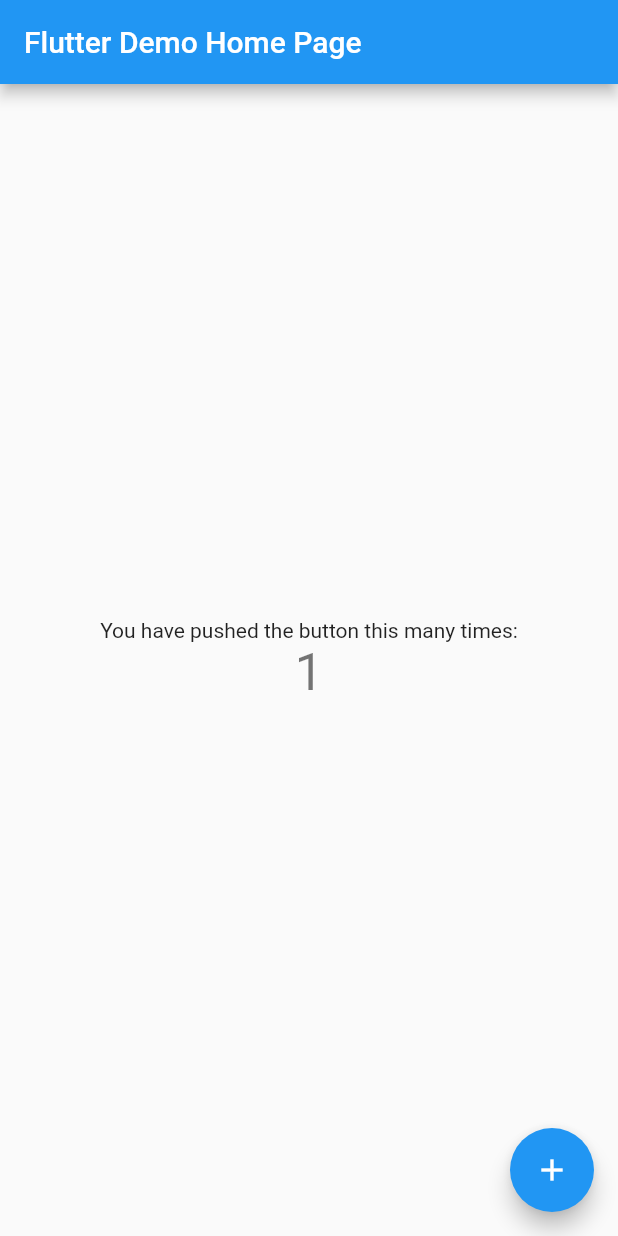
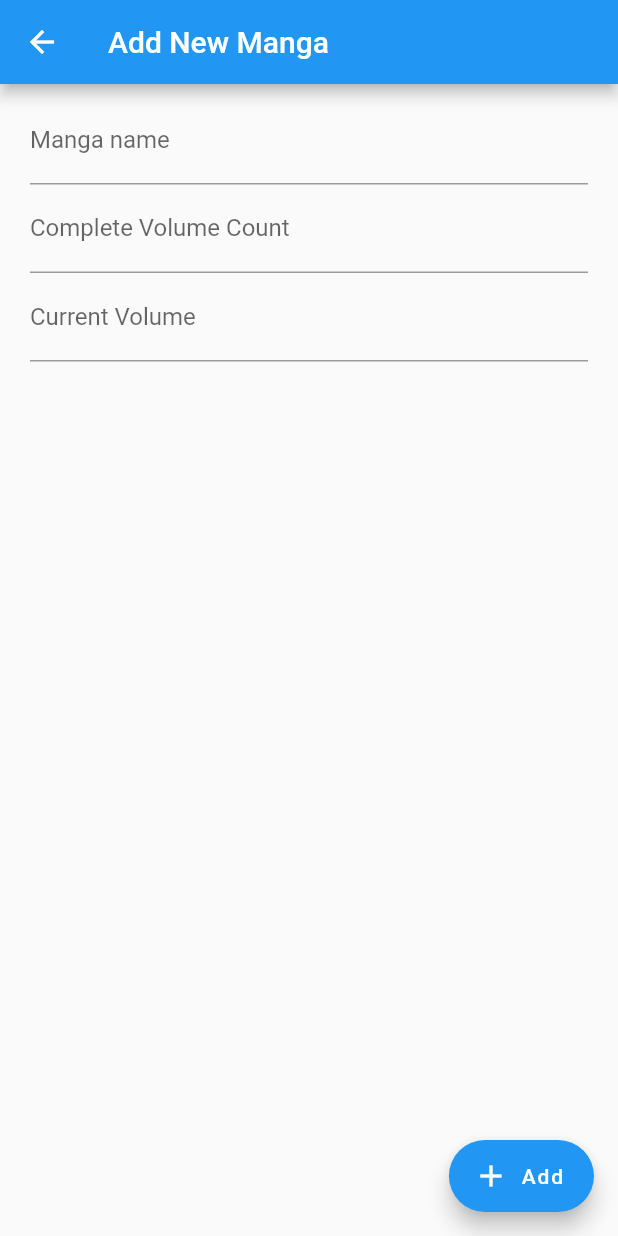
Before and after one commit to kbitGit/manga_volume_tracker, a Flutter app: the screen it shows after launch, after a tap on the "add" icon, on a phone screen of 412 x 824 dp. Run offline on Flutter 3.47's test engine with Material 2 defaults, Android fonts, the phone set to English and light mode, and no system bars; our stand-ins replace moor, moor_ffi; generated files the repository leaves out were written again.

Commit message:
Added new MainPage, that displays all the Mangas as list. Added AddManga Page.

```diff
--- a/lib/main.dart
+++ b/lib/main.dart
@@ -1,4 +1,5 @@
 import 'package:flutter/material.dart';
+import 'package:manga_volume_tracker/src/pages/main_page.dart';
 
 void main() => runApp(MyApp());
 
@@ -10,53 +11,7 @@
       theme: ThemeData(
         primarySwatch: Colors.blue,
       ),
-      home: MyHomePage(title: 'Flutter Demo Home Page'),
+      home: MainPage(),
     );
   }
 }
-
-class MyHomePage extends StatefulWidget {
-  MyHomePage({Key key, this.title}) : super(key: key);
-  final String title;
-
-  @override
-  _MyHomePageState createState() => _MyHomePageState();
-}
-
-class _MyHomePageState extends State<MyHomePage> {
-  int _counter = 0;
-
-  void _incrementCounter() {
-    setState(() {
-      _counter++;
-    });
-  }
-
-  @override
-  Widget build(BuildContext context) {
-    return Scaffold(
-      appBar: AppBar(
-        title: Text(widget.title),
-      ),
-      body: Center(
-        child: Column(
-          mainAxisAlignment: MainAxisAlignment.center,
-          children: <Widget>[
-            Text(
-              'You have pushed the button this many times:',
-            ),
-            Text(
-              '$_counter',
-              style: Theme.of(context).textTheme.display1,
-            ),
-          ],
-        ),
-      ),
-      floatingActionButton: FloatingActionButton(
-        onPressed: _incrementCounter,
-        tooltip: 'Increment',
-        child: Icon(Icons.add),
-      ),
-    );
-  }
-}
--- /dev/null
+++ b/lib/src/pages/add_manga_page.dart
@@ -0,0 +1,115 @@
+import 'package:flutter/material.dart';
+import 'package:flutter/services.dart';
+import 'package:manga_volume_tracker/src/model/manga.dart';
+import 'package:moor/moor.dart' as moor;
+
+class AddMangaPage extends StatefulWidget {
+  final Database db;
+
+  AddMangaPage(this.db, {Key key}) : super(key: key);
+
+  @override
+  _AddMangaPageState createState() => _AddMangaPageState();
+}
+
+class _AddMangaPageState extends State<AddMangaPage> {
+  final GlobalKey<FormState> _formKey = GlobalKey();
+  final TextEditingController nameController = TextEditingController();
+
+  final TextEditingController currentVolumeController = TextEditingController();
+
+  final TextEditingController completedVolumeCountController =
+      TextEditingController();
+  String _validateName(String value) {
+    if (value.isEmpty) return 'A Manga name is required';
+    return null;
+  }
+
+  String _validateCurrentVolume(String value) {
+    if (value.isEmpty) return 'The current volume is required';
+    var current = int.parse(value);
+    var completeCount = int.parse(completedVolumeCountController.text ?? "0");
+    if (current > completeCount)
+      return "The current volume cannot be bigger than the complete count";
+    return null;
+  }
+
+  String _validateCompletedVolumeCount(String value) {
+    if (value.isEmpty) return 'The complete volume count is required';
+    var current = int.parse(currentVolumeController.text ?? "0");
+    var completeCount = int.parse(value);
+    if (current > completeCount)
+      return "The complete volume count cannot be smaller than the current count";
+    return null;
+  }
+
+  @override
+  Widget build(BuildContext context) {
+    return Scaffold(
+      appBar: AppBar(
+        title: Text("Add New Manga"),
+      ),
+      body: Padding(
+        padding: const EdgeInsets.symmetric(vertical: 8.0, horizontal: 20),
+        child: SingleChildScrollView(
+          child: Form(
+            key: _formKey,
+            child: Column(
+              crossAxisAlignment: CrossAxisAlignment.start,
+              children: <Widget>[
+                TextFormField(
+                  controller: nameController,
+                  maxLines: 1,
+                  validator: _validateName,
+                  decoration: InputDecoration(labelText: "Manga name"),
+                  textInputAction: TextInputAction.next,
+                  onFieldSubmitted: (_) => FocusScope.of(context).nextFocus(),
+                ),
+                TextFormField(
+                  controller: completedVolumeCountController,
+                  maxLines: 1,
+                  validator: _validateCompletedVolumeCount,
+                  decoration:
+                      InputDecoration(labelText: "Complete Volume Count"),
+                  keyboardType: TextInputType.number,
+                  inputFormatters: <TextInputFormatter>[
+                    WhitelistingTextInputFormatter.digitsOnly
+                  ],
+                ),
+                TextFormField(
+                  controller: currentVolumeController,
+                  maxLines: 1,
+                  decoration: InputDecoration(labelText: "Current Volume"),
+                  keyboardType: TextInputType.number,
+                  validator: _validateCurrentVolume,
+                  inputFormatters: <TextInputFormatter>[
+                    WhitelistingTextInputFormatter.digitsOnly
+                  ],
+                  textInputAction: TextInputAction.next,
+                  onFieldSubmitted: (_) => FocusScope.of(context).nextFocus(),
+                ),
+              ],
+            ),
+          ),
+        ),
+      ),
+      floatingActionButton: FloatingActionButton.extended(
+        onPressed: () async {
+          if (_formKey.currentState.validate()) {
+            var toInsert = MangasCompanion(
+              title: moor.Value(nameController.text),
+              currentVolume:
+                  moor.Value(int.parse(currentVolumeController.text)),
+              completeVolumeCount:
+                  moor.Value(int.parse(completedVolumeCountController.text)),
+            );
+            await widget.db.addManga(toInsert);
+            Navigator.of(context).pop();
+          }
+        },
+        icon: Icon(Icons.add),
+        label: Text("Add"),
+      ),
+    );
+  }
+}
--- /dev/null
+++ b/lib/src/pages/main_page.dart
@@ -0,0 +1,66 @@
+import 'package:flutter/material.dart';
+import 'package:manga_volume_tracker/src/model/manga.dart';
+import 'package:manga_volume_tracker/src/widgets/manga_list_item.dart';
+import 'add_manga_page.dart';
+
+class MainPage extends StatefulWidget {
+  MainPage({Key key}) : super(key: key);
+
+  @override
+  _MainPageState createState() => _MainPageState();
+}
+
+class _MainPageState extends State<MainPage> {
+  List<Manga> mangas = List();
+  final Database db;
+
+  _MainPageState() : db = Database();
+
+  @override
+  void initState() {
+    super.initState();
+    _updateMangasList();
+  }
+
+  Future<void> _updateMangasList() async {
+    var loadedMangas = await db.allMangas;
+    setState(() {
+      mangas = loadedMangas;
+    });
+  }
+
+  @override
+  Widget build(BuildContext context) {
+    return Scaffold(
+      appBar: AppBar(
+        title: Text('Manga List'),
+      ),
+      body: Padding(
+        padding: const EdgeInsets.all(8.0),
+        child: RefreshIndicator(
+          child: ListView.builder(
+            itemBuilder: (context, index) => MangaListItem(
+              manga: mangas[index],
+            ),
+            itemCount: mangas.length,
+          ),
+          onRefresh: _updateMangasList,
+        ),
+      ),
+      floatingActionButton: FloatingActionButton(
+        onPressed: _addManga,
+        tooltip: 'Add Manga',
+        child: Icon(Icons.add),
+      ),
+    );
+  }
+
+  void _addManga() async {
+    await Navigator.of(context).push(
+      MaterialPageRoute(
+        builder: (context) => AddMangaPage(db),
+      ),
+    );
+    _updateMangasList();
+  }
+}
--- /dev/null
+++ b/lib/src/widgets/manga_list_item.dart
@@ -0,0 +1,21 @@
+import 'package:flutter/material.dart';
+import 'package:manga_volume_tracker/src/model/manga.dart';
+
+class MangaListItem extends StatelessWidget {
+  final Manga manga;
+
+  const MangaListItem({Key key, this.manga}) : super(key: key);
+
+  @override
+  Widget build(BuildContext context) {
+    return Card(
+      child: ListTile(
+        title: Text(
+          manga.title,
+        ),
+        subtitle: Text(
+            '${manga.currentVolume} from ${manga.completeVolumeCount} purchased'),
+      ),
+    );
+  }
+}
```
